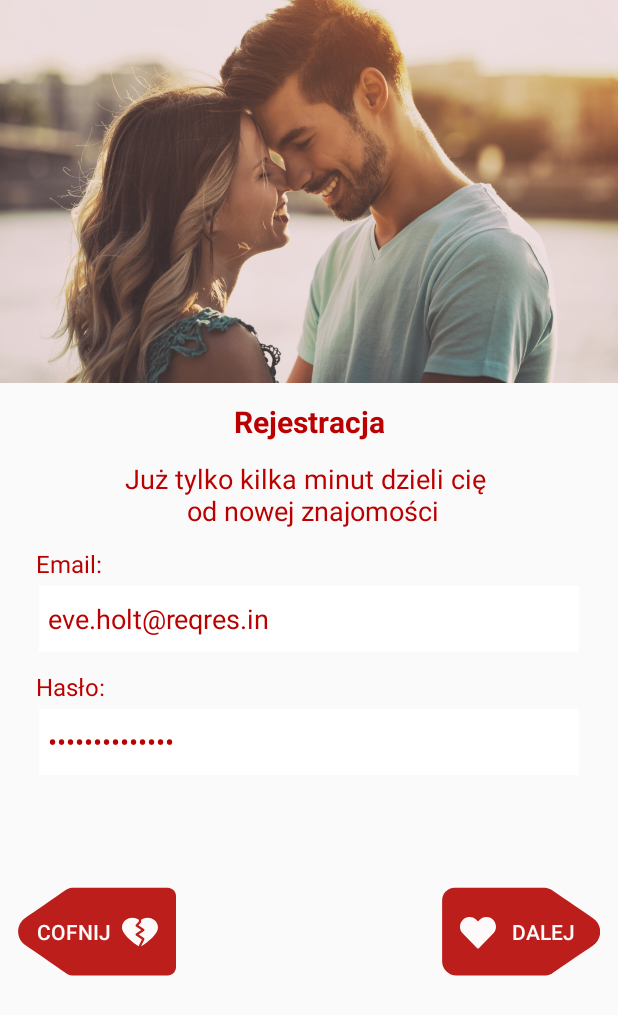
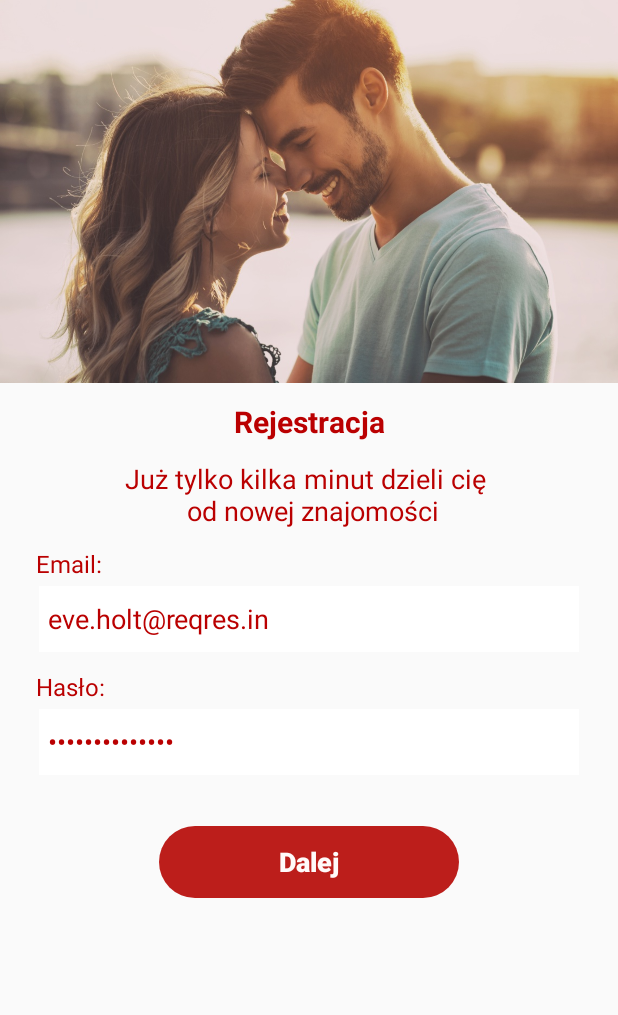
Before and after one commit to JakubPilkowski/RandomChatApplication, an Android app: the screen it shows after launch (AuthActivity), after a tap on "Nie masz konta? Zarejestruj się", on a phone screen of 412 x 824 dp. Shown: the top 1015 px of the screen. Run offline under Robolectric (Android 15) with nearby library versions, the phone set to English and light mode, and no system bars; our stand-ins replace RxJava, data binding; 8 statements that could not run were skipped.

Commit message:
Poprawki wizualne w ekranach logowania i rejestracji

```diff
--- a/app/src/main/java/com/example/randomchatapplication/ui/auth/login/LoginViewModel.java
+++ b/app/src/main/java/com/example/randomchatapplication/ui/auth/login/LoginViewModel.java
@@ -29,8 +29,8 @@ import org.w3c.dom.Text;
 public class LoginViewModel extends BaseViewModel {
     public ObservableField<String> htmlEffect = new ObservableField<>(WebViewHelper.MOVING_BORDER_TYPE);
 
-    private String email;
-    private String password;
+    private String email = "eve.holt@reqres.in";
+    private String password = "asdasdasdasdsa";
 
     public ObservableField<TextWatcher> emailListener = new ObservableField<>();
     public ObservableField<TextWatcher> passwordListener = new ObservableField<>();
--- a/app/src/main/java/com/example/randomchatapplication/ui/auth/register/RegisterViewModel.java
+++ b/app/src/main/java/com/example/randomchatapplication/ui/auth/register/RegisterViewModel.java
@@ -98,7 +98,4 @@ public class RegisterViewModel extends BaseViewModel {
         }
     }
 
-    public void onBackClick() {
-        getActivity().onBackPressed();
-    }
 }
--- /dev/null
+++ b/app/src/main/res/drawable/accent_ripple.xml
@@ -0,0 +1,10 @@
+<?xml version="1.0" encoding="utf-8"?>
+<ripple android:color="@color/colorPrimary"
+    xmlns:android="http://schemas.android.com/apk/res/android" >
+    <item>
+        <shape android:shape="rectangle" >
+        <solid android:color="@android:color/transparent" />
+            <corners android:radius="3dp" />
+        </shape>
+    </item>
+</ripple>
--- a/app/src/main/res/drawable/login_button_drawable.xml
+++ b/app/src/main/res/drawable/login_button_drawable.xml
@@ -1,8 +1,10 @@
 <?xml version="1.0" encoding="utf-8"?>
-<shape android:shape="rectangle"
-    xmlns:android="http://schemas.android.com/apk/res/android">
-
-    <solid android:color="@color/colorPrimary" />
-    <corners android:radius="24dp" />
-
-</shape>
+<ripple xmlns:android="http://schemas.android.com/apk/res/android"
+    android:color="@android:color/white">
+    <item>
+        <shape android:shape="rectangle">
+            <solid android:color="@color/colorPrimary" />
+            <corners android:radius="24dp" />
+        </shape>
+    </item>
+</ripple>
--- a/app/src/main/res/layout/login_fragment.xml
+++ b/app/src/main/res/layout/login_fragment.xml
@@ -27,8 +27,8 @@
                 android:src="@drawable/login_image" />
 
             <ImageView
-                android:layout_width="120dp"
-                android:layout_height="90dp"
+                android:layout_width="130dp"
+                android:layout_height="65dp"
                 android:src="@drawable/login_logo_wrapper"
                 app:layout_anchor="@id/login_mainPhoto"
                 app:layout_anchorGravity="bottom|center_horizontal" />
@@ -79,6 +79,7 @@
                     android:hint="@string/email_hint"
                     app:onTextChangedListener="@{viewModel.emailListener}"
                     android:importantForAutofill="no"
+                    android:text="eve.holt@reqres.in"
                     android:inputType="textEmailAddress"
                     android:maxLength="30"
                     android:maxLines="1"
@@ -117,6 +118,7 @@
                     android:layout_margin="2dp"
                     android:background="@android:color/white"
                     android:hint="@string/haslo_hint"
+                    android:text="asdasdasdasdsa"
                     app:onTextChangedListener="@{viewModel.passwordListener}"
                     android:importantForAutofill="no"
                     android:imeOptions="actionDone"
@@ -133,6 +135,8 @@
                 android:layout_marginTop="6dp"
                 android:onClick="@{() -> viewModel.onRegisterClick()}"
                 android:text="@string/dont_have_account_register"
+                android:background="?android:attr/selectableItemBackground"
+                android:textSize="16sp"
                 android:textAlignment="textEnd"
                 android:textColor="@color/colorPrimaryDark" />
 
@@ -143,6 +147,7 @@
                 android:layout_marginTop="32dp"
                 android:background="@drawable/login_button_drawable"
                 android:onClick="@{() -> viewModel.onLoginClick()}"
+                android:stateListAnimator="@null"
                 android:text="@string/login_in"
                 android:textAllCaps="false"
                 android:textColor="@color/colorAccent"
--- a/app/src/main/res/layout/register_fragment.xml
+++ b/app/src/main/res/layout/register_fragment.xml
@@ -13,6 +13,7 @@
         android:layout_width="match_parent"
         android:layout_height="match_parent"
         android:orientation="vertical"
+        android:gravity="center_horizontal"
         tools:context=".ui.auth.register.RegisterFragment">
 
         <ImageView
@@ -129,38 +130,20 @@
                     android:textColor="@color/colorPrimaryDark" />
             </RelativeLayout>
         </LinearLayout>
-        <RelativeLayout
-            android:layout_marginTop="50dp"
-            android:layout_width="match_parent"
-            android:layout_marginStart="12dp"
-            android:layout_marginEnd="12dp"
-            android:layout_height="wrap_content" >
-            <Button
-                android:layout_width="105dp"
-                android:layout_height="105dp"
-                android:drawablePadding="6dp"
-                android:paddingEnd="12dp"
-                android:paddingStart="12dp"
-                android:drawableEnd="@drawable/ic_heartbreak"
-                android:text="@string/back"
-                android:onClick="@{() -> viewModel.onBackClick()}"
-                android:background="@drawable/ic_back"
-                android:textColor="@color/colorAccent"
-                android:layout_alignParentStart="true"
-                />
-            <Button
-                android:layout_width="105dp"
-                android:layout_height="105dp"
-                android:paddingEnd="12dp"
-                android:paddingStart="12dp"
-                android:drawablePadding="6dp"
-                android:drawableStart="@drawable/ic_heart_white"
-                android:onClick="@{() -> viewModel.onNextClick()}"
-                android:text="@string/go_next"
-                android:background="@drawable/ic_next"
-                android:textColor="@color/colorAccent"
-                android:layout_alignParentEnd="true"
-                />
-        </RelativeLayout>
+
+        <Button
+            android:layout_width="200dp"
+            android:layout_height="48dp"
+            android:layout_gravity="center"
+            android:layout_marginTop="32dp"
+            android:background="@drawable/login_button_drawable"
+            android:onClick="@{() -> viewModel.onNextClick()}"
+            android:stateListAnimator="@null"
+            android:text="@string/go_next"
+            android:textAllCaps="false"
+            android:textColor="@color/colorAccent"
+            android:textSize="18sp"
+            android:textStyle="bold"
+            />
     </LinearLayout>
 </layout>
```
